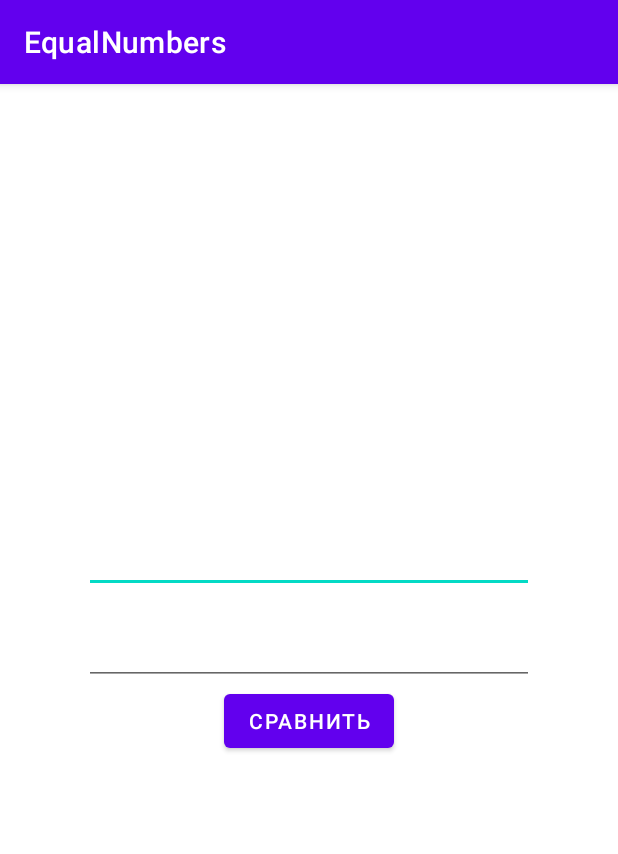
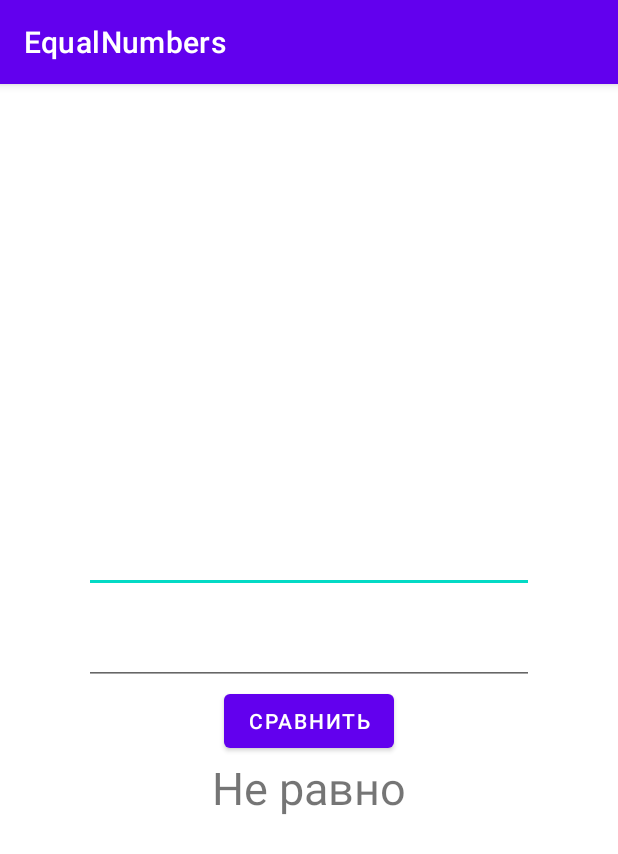
Before and after one commit to Greg2089/EqualNumbers, an Android app: the screen it shows after launch (MainActivity), after a tap on "СРАВНИТЬ", on a phone screen of 412 x 824 dp. Shown: the top 854 px of the screen. Run offline under Robolectric (Android 15) with nearby library versions, the phone set to English and light mode, and no system bars; 3 statements that could not run were skipped.

Commit message:
3) Finish

```diff
--- a/app/src/main/java/com/hfad/equalnumbers/MainActivity.java
+++ b/app/src/main/java/com/hfad/equalnumbers/MainActivity.java
@@ -7,6 +7,7 @@ import android.util.Log;
 import android.view.View;
 import android.widget.Button;
 import android.widget.EditText;
+import android.widget.TextView;
 
 public class MainActivity extends AppCompatActivity {
 
@@ -14,13 +15,14 @@ public class MainActivity extends AppCompatActivity {
     protected void onCreate(Bundle savedInstanceState) {
         super.onCreate(savedInstanceState);
         setContentView(R.layout.activity_main);
-        Log.d("MyLog", "");
+        Log.d("MyLog", "onCreate");
 
         //region Получение ссылок на объекты из макета
 
         EditText firstET = findViewById(R.id.firstET);
         EditText secondET = findViewById(R.id.secondET);
         Button button = findViewById(R.id.button);
+        TextView textV = findViewById(R.id.textV);
         //endregion
 
         //region Обработка нажатия кнопки
@@ -28,6 +30,25 @@ public class MainActivity extends AppCompatActivity {
             @Override
             public void onClick(View view) {
                 Log.d("MyLog", "OnClick");
+
+                // region Один из вариантов сравнения объектов
+                /*String strOne = firstET.getText().toString();
+                String strTwo = secondET.getText().toString();
+                if (strOne.equals(strTwo)){
+                    textV.setText("Равно");
+                }
+                else {
+                    textV.setText("Не равно");
+                }*/
+                //endregion
+                Integer one = Integer.valueOf(firstET.getText().toString());
+                Integer two = Integer.valueOf(secondET.getText().toString());
+                if (one.equals(two)){
+                    textV.setText("Равно");
+                }
+                else {
+                    textV.setText("Не равно");
+                }
             }
         });
 
--- a/app/src/main/res/layout/activity_main.xml
+++ b/app/src/main/res/layout/activity_main.xml
@@ -30,6 +30,7 @@
         android:layout_height="wrap_content"
         android:text="@string/equals"/>
     <TextView
+        android:id="@+id/textV"
         android:layout_width="wrap_content"
         android:layout_height="wrap_content"
         android:inputType="number"
```
